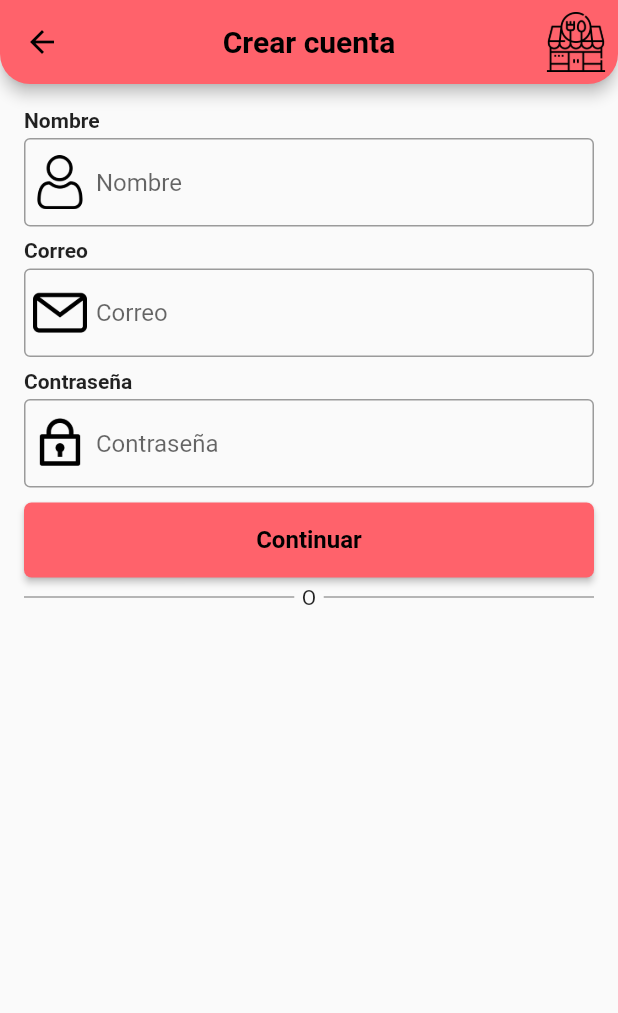
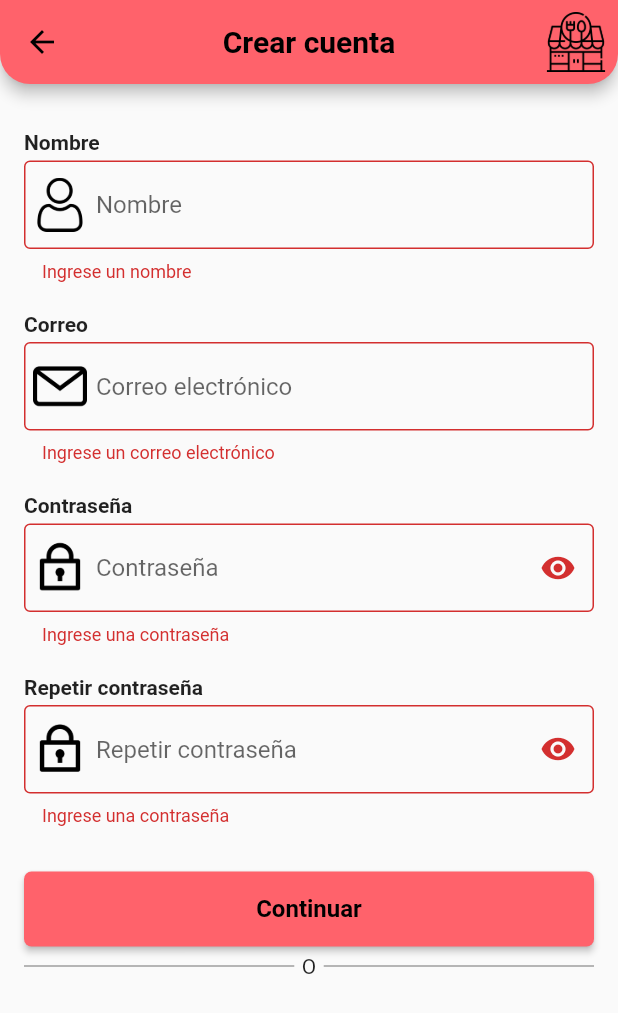
Before and after one commit to Jesus-fran/apprest, a Flutter app: the RegisterRest screen opened directly, after a tap on "Continuar", on a phone screen of 412 x 824 dp. Shown: the top 1013 px of the screen. Run offline on Flutter 3.47's test engine with Material 2 defaults, Android fonts, the phone set to English and light mode, and no system bars.

```diff
--- a/lib/vistas/register_rest.dart
+++ b/lib/vistas/register_rest.dart
@@ -8,17 +8,22 @@ class RegisterRest extends StatefulWidget {
 }
 
 class RegisterRestState extends State<RegisterRest> {
+  final _formfield = GlobalKey<FormState>();
   final TextEditingController _nameController = TextEditingController();
   final TextEditingController _emailController = TextEditingController();
   final TextEditingController _passwordController = TextEditingController();
+  final TextEditingController _repeatPasswordController =
+      TextEditingController();
+  bool passwordHidden = true;
+  bool repeatPasswordHidden = true;
 
   void _register() {
     final name = _nameController.text;
     final email = _emailController.text;
     final password = _passwordController.text;
-    print("Nombre: $name");
-    print("Correo: $email");
-    print("Contraseña: $password");
+    debugPrint("Nombre: $name");
+    debugPrint("Correo: $email");
+    debugPrint("Contraseña: $password");
   }
 
   @override
@@ -54,13 +59,16 @@ class RegisterRestState extends State<RegisterRest> {
       body: SingleChildScrollView(
         child: Padding(
           padding: const EdgeInsets.all(16),
+          child: Form(
+            key: _formfield,
             child: Column(
               crossAxisAlignment: CrossAxisAlignment.start,
               children: [
+                const SizedBox(height: 15),
                 const Text('Nombre',
                     style: TextStyle(fontWeight: FontWeight.bold)),
                 const SizedBox(height: 4.0),
-              TextField(
+                TextFormField(
                   controller: _nameController,
                   decoration: InputDecoration(
                     prefixIcon: Padding(
@@ -71,47 +79,133 @@ class RegisterRestState extends State<RegisterRest> {
                     hintText: "Nombre",
                     border: const OutlineInputBorder(),
                   ),
+                  validator: (value) {
+                    bool nameValid =
+                        RegExp(r"^[A-Za-záéíóúÁÉÍÓÚñÑ\s]+$").hasMatch(value!);
+                    if (value.isEmpty) {
+                      return "Ingrese un nombre";
+                    } else if (!nameValid) {
+                      return "Su nombre no debe tener caracteres especiales";
+                    } else {
+                      return null;
+                    }
+                  },
                 ),
-              const SizedBox(height: 8),
+                const SizedBox(height: 20),
                 const Text('Correo',
                     style: TextStyle(fontWeight: FontWeight.bold)),
                 const SizedBox(height: 4.0),
-              TextField(
+                TextFormField(
                   controller: _emailController,
                   keyboardType: TextInputType.emailAddress,
                   decoration: InputDecoration(
                     prefixIcon: Padding(
                       padding: const EdgeInsets.all(6),
-                    child:
-                        Image.asset('assets/correo.png', width: 20, height: 20),
+                      child: Image.asset('assets/correo.png',
+                          width: 20, height: 20),
                     ),
-                  hintText: "Correo",
+                    hintText: "Correo electrónico",
                     border: const OutlineInputBorder(),
                   ),
+                  validator: (value) {
+                    bool nameValid = RegExp(
+                            r"^[a-zA-Z0-9.a-zA-Z0-9.!#$%&'*+-/=?^_`{|}~]+@[a-zA-Z0-9]+\.[a-zA-Z]+")
+                        .hasMatch(value!);
+                    if (value.isEmpty) {
+                      return "Ingrese un correo electrónico";
+                    } else if (!nameValid) {
+                      return "Su correo no es valido";
+                    } else {
+                      return null;
+                    }
+                  },
                 ),
-              const SizedBox(height: 8),
+                const SizedBox(height: 20),
                 const Text('Contraseña',
                     style: TextStyle(fontWeight: FontWeight.bold)),
                 const SizedBox(height: 4.0),
-              TextField(
+                TextFormField(
                   controller: _passwordController,
-                obscureText: true,
+                  obscureText: passwordHidden,
                   decoration: InputDecoration(
                     prefixIcon: Padding(
                       padding: const EdgeInsets.all(6),
                       child: Image.asset('assets/password.png',
                           width: 20, height: 20),
                     ),
+                    suffixIcon: InkWell(
+                      onTap: () {
+                        setState(() {
+                          passwordHidden = !passwordHidden;
+                        });
+                      },
+                      child: Icon(passwordHidden
+                          ? Icons.visibility
+                          : Icons.visibility_off),
+                    ),
                     hintText: "Contraseña",
                     border: const OutlineInputBorder(),
                   ),
+                  validator: (value) {
+                    bool passInvalid = RegExp(
+                            r"^(?=.*[a-zA-ZáéíóúüñÁÉÍÓÚÜÑ])(?=.*\d)(?=.*[@$!%*?&])[a-zA-ZáéíóúüñÁÉÍÓÚÜÑ\d@$!%*?&]+$")
+                        .hasMatch(value!);
+                    if (value.isEmpty) {
+                      return "Ingrese una contraseña";
+                    } else if (!passInvalid) {
+                      return "Al menos una minúscula o mayúscula, un número y un caracter.";
+                    } else {
+                      return null;
+                    }
+                  },
                 ),
-              const SizedBox(height: 10),
+                const SizedBox(height: 20),
+                const Text('Repetir contraseña',
+                    style: TextStyle(fontWeight: FontWeight.bold)),
+                const SizedBox(height: 4.0),
+                TextFormField(
+                  controller: _repeatPasswordController,
+                  obscureText: repeatPasswordHidden,
+                  decoration: InputDecoration(
+                    prefixIcon: Padding(
+                      padding: const EdgeInsets.all(6),
+                      child: Image.asset('assets/password.png',
+                          width: 20, height: 20),
+                    ),
+                    suffixIcon: InkWell(
+                      onTap: () {
+                        setState(() {
+                          repeatPasswordHidden = !repeatPasswordHidden;
+                        });
+                      },
+                      child: Icon(repeatPasswordHidden
+                          ? Icons.visibility
+                          : Icons.visibility_off),
+                    ),
+                    hintText: "Repetir contraseña",
+                    border: const OutlineInputBorder(),
+                  ),
+                  validator: (value) {
+                    if (value!.isEmpty) {
+                      return "Ingrese una contraseña";
+                    } else if (value != _passwordController.text) {
+                      return "Las contraseñas deben coincidir";
+                    } else {
+                      return null;
+                    }
+                  },
+                ),
+                const SizedBox(height: 30),
                 ConstrainedBox(
                   constraints:
                       const BoxConstraints.tightFor(height: 50, width: 500),
                   child: ElevatedButton(
-                  onPressed: _register,
+                    onPressed: () {
+                      if (_formfield.currentState!.validate()) {
+                        debugPrint("datos login agregado correctamente");
+                        _register();
+                      }
+                    },
                     style: ButtonStyle(
                       backgroundColor: MaterialStateProperty.all<Color>(
                           const Color(0xFFFF626B)),
@@ -155,6 +249,7 @@ class RegisterRestState extends State<RegisterRest> {
             ),
           ),
         ),
+      ),
     );
   }
 }
```
Lines whose indentation alone changed are shown as unchanged.
